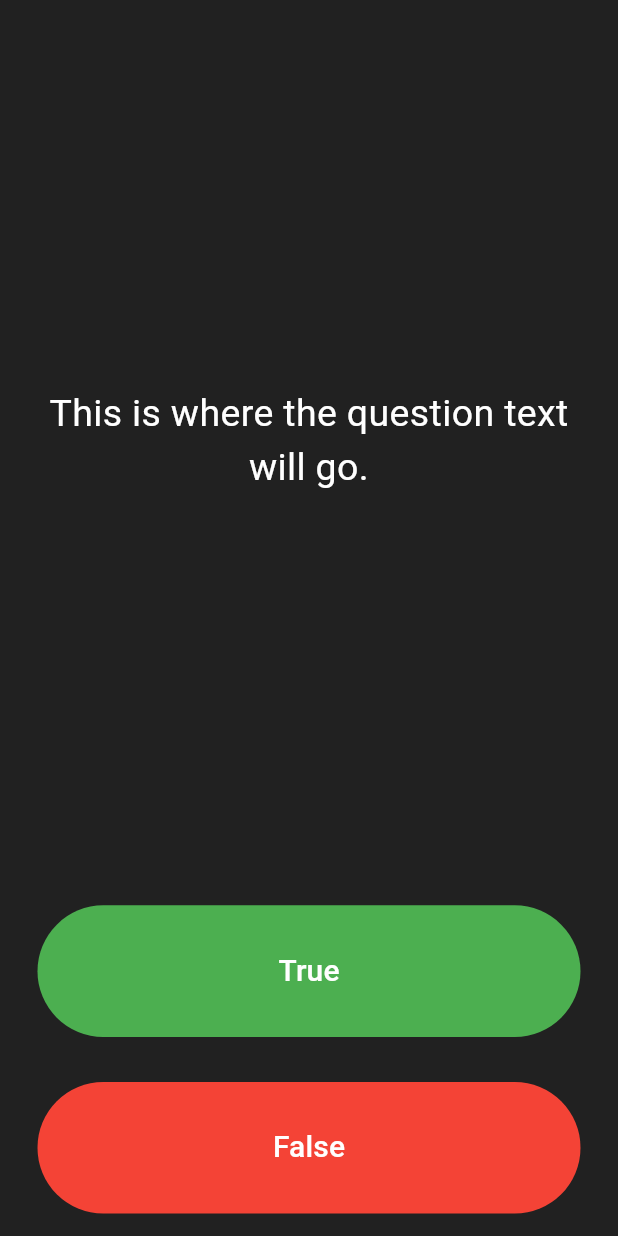
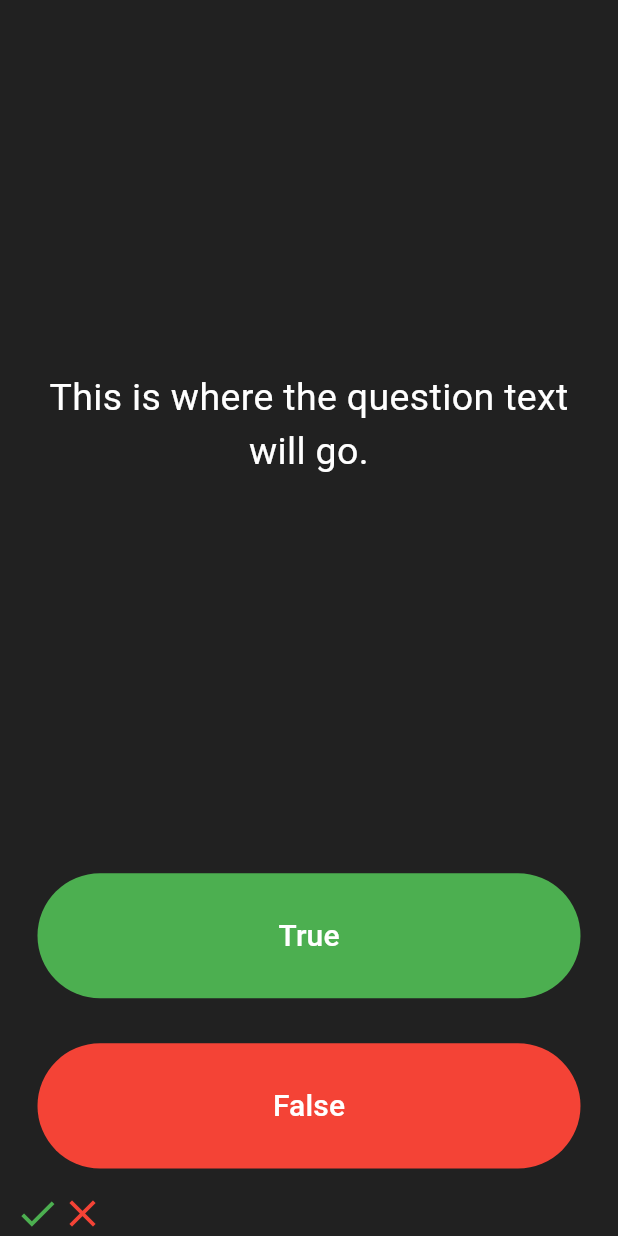
Before and after one commit to JosefTewodros12/flutter-bootcamp, a Flutter app: the screen it shows after launch, on a phone screen of 412 x 824 dp. Run offline on Flutter 3.47's test engine with Material 3 defaults, Android fonts, the phone set to English and light mode, and no system bars; our stand-ins replace audioplayers.

Commit message:
add correct and incorrect icons

```diff
--- a/chapter_6/quizzler/lib/main.dart
+++ b/chapter_6/quizzler/lib/main.dart
@@ -82,6 +82,12 @@ class QuizPageState extends State<QuizPage> {
           ),
         ),
         //todo: Add a Row here as your score keeper
+        Row(
+          children: [
+            Icon(Icons.check, color: Colors.green, size: 30),
+            Icon(Icons.close, color: Colors.red, size: 30),
+          ],
+        ),
       ],
     );
   }
```
